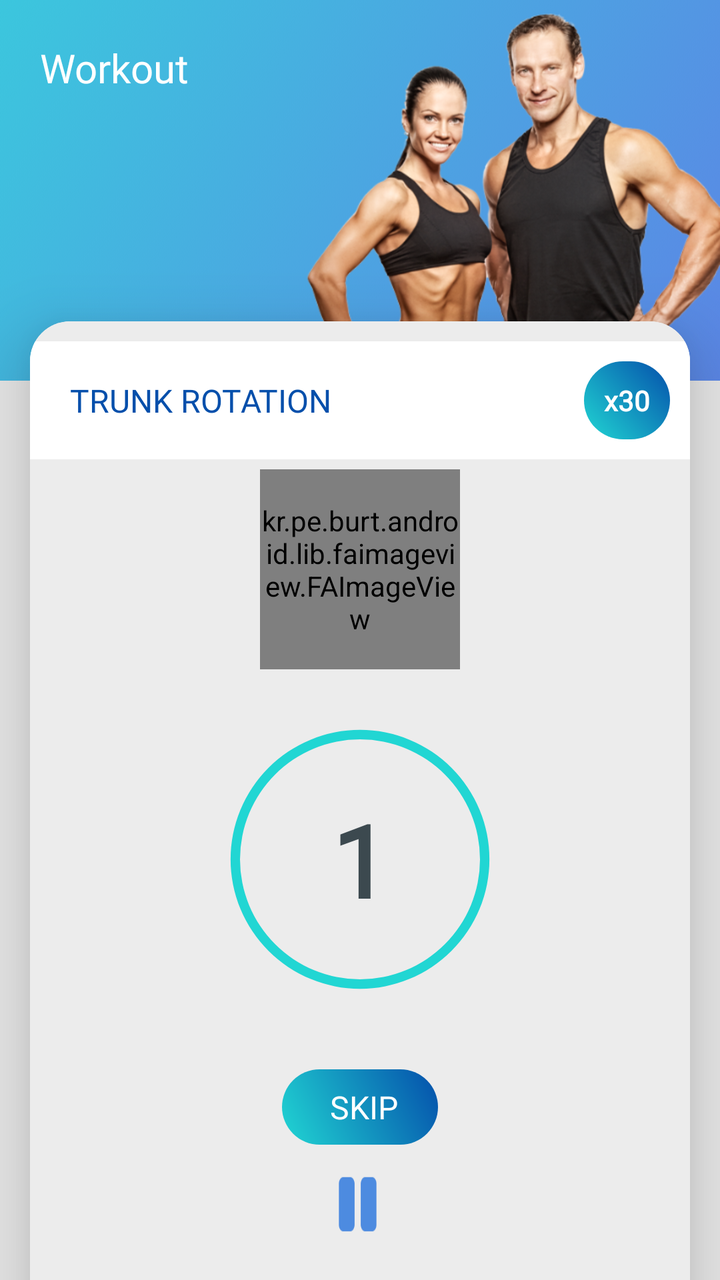
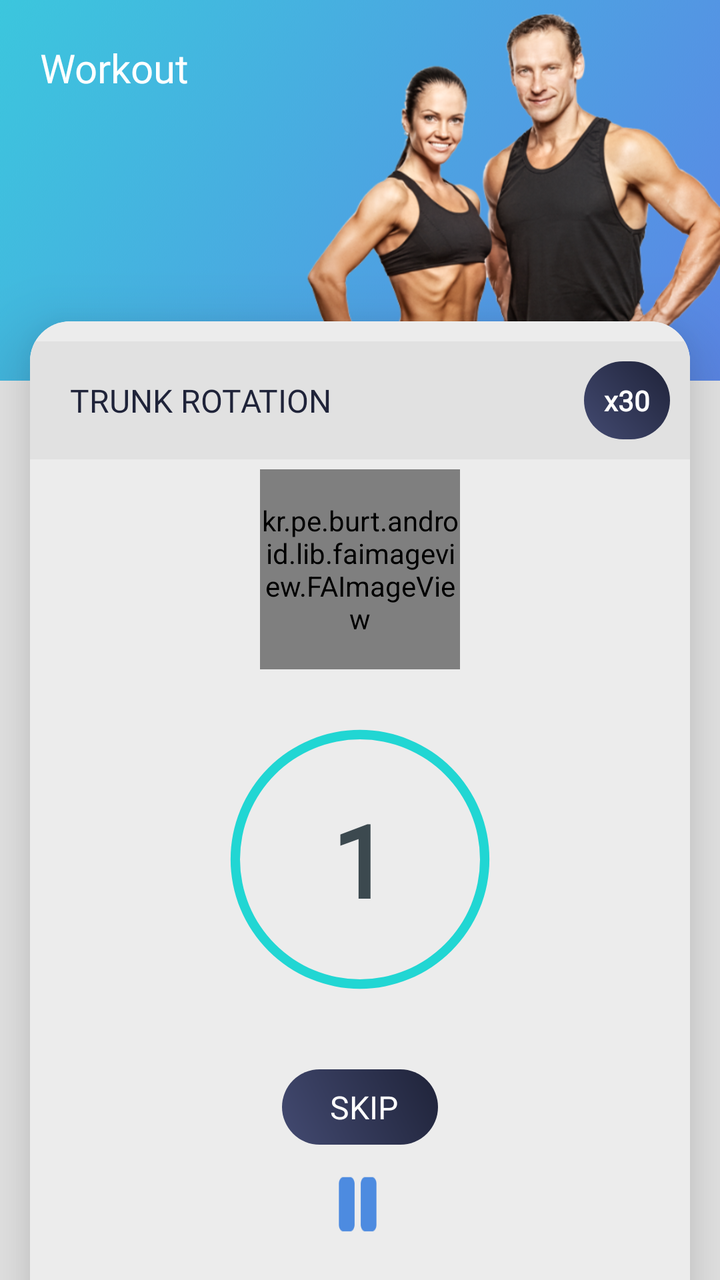

Two renders of the same Android screen: before a commit and after it. Below are the layout's source before the change and the commit's diff.
<!-- AndroidManifest.xml: application theme AppTheme -->
<!-- res/layout/rest_layout.xml -->
<?xml version="1.0" encoding="utf-8"?>
<androidx.coordinatorlayout.widget.CoordinatorLayout xmlns:android="http://schemas.android.com/apk/res/android"
    xmlns:aapt="http://schemas.android.com/aapt"
    xmlns:app="http://schemas.android.com/apk/res-auto"
    android:id="@+id/restScreen"
    android:layout_width="match_parent"
    android:layout_height="match_parent"
    android:background="@color/gray_color">

    <RelativeLayout
        android:layout_width="match_parent"
        android:layout_height="match_parent">

    <com.google.android.material.appbar.AppBarLayout
        android:id="@+id/appBarLayout1"
        android:layout_width="match_parent"
        android:layout_height="wrap_content"
        android:layout_marginTop="-30dp"
        android:background="@mipmap/workout_banner"
        android:fitsSystemWindows="true">

        <androidx.appcompat.widget.Toolbar
            android:id="@+id/toolbarrest"
            android:layout_width="wrap_content"
            android:layout_height="?attr/actionBarSize"
            android:layout_gravity="center"
            android:layout_marginTop="30dp"
            android:fontFamily="@font/robotomedium"
            android:gravity="center_vertical"
            app:layout_collapseMode="pin"
            android:visibility="gone"
            app:layout_scrollFlags="enterAlways|scroll"
            app:title="Try New Health Apps"
            app:titleTextColor="@color/colorAccent" />

        <TextView
            android:layout_width="match_parent"
            android:layout_height="wrap_content"
            android:layout_marginTop="50dp"
            android:text="Workout"
            android:layout_marginLeft="20dp"
            android:textSize="20dp"
            android:textColor="@color/white"
            android:fontFamily="@font/gothic"
            android:textStyle=""/>



    </com.google.android.material.appbar.AppBarLayout>

    <androidx.cardview.widget.CardView
        android:id="@+id/cardviewone"

        android:layout_width="match_parent"
        android:layout_height="match_parent"
        android:layout_marginLeft="@dimen/text_15"
        android:layout_below="@+id/appBarLayout1"
        android:layout_marginTop="-30dp"
        android:layout_marginBottom="-20dp"
        android:layout_marginRight="@dimen/text_15"
        android:orientation="horizontal"
        app:cardCornerRadius="20dp"
        app:cardElevation="20dip">

        <com.google.android.material.appbar.CollapsingToolbarLayout
            android:id="@+id/collapsingLayout"
            android:layout_width="match_parent"
            android:layout_height="match_parent"
            android:background="#ececec"
            app:expandedTitleGravity="bottom|center"
            app:expandedTitleMarginBottom="20dp"
            app:layout_scrollFlags="exitUntilCollapsed|scroll"
            app:titleEnabled="true">

            <ScrollView
                android:layout_width="match_parent"
                android:layout_height="match_parent"
                android:layout_marginBottom="10dp"
                android:orientation="vertical">

                <LinearLayout
                    android:id="@+id/layout"
                    android:layout_width="match_parent"
                    android:layout_height="match_parent"
                    android:orientation="vertical">

                    <RelativeLayout
                        android:layout_width="match_parent"
                        android:layout_height="wrap_content"
                        android:background="#ffffff"
                        android:layout_marginTop="10dp"
                        >

                        <LinearLayout
                            android:layout_width="wrap_content"
                            android:layout_height="match_parent"
                            android:layout_gravity="center"
                            android:layout_centerVertical="true"
                            android:orientation="vertical">


                            <TextView
                                android:id="@+id/nextExerciseName"
                                android:layout_width="wrap_content"
                                android:layout_height="wrap_content"
                                android:layout_marginLeft="20dp"
                                android:fontFamily="@font/robotomedium"
                                android:text="TRUNK ROTATION"
                                android:textColor="@color/colorPrimaryDark"
                                android:textSize="16sp" />


                        </LinearLayout>

                        <TextView
                            android:id="@+id/nextExerciseCycles"
                            android:layout_width="wrap_content"
                            android:layout_height="wrap_content"
                            android:layout_marginLeft="20dp"
                            android:layout_marginBottom="20dp"
                            android:layout_gravity="center"
                            android:layout_centerVertical="true"
                            android:layout_marginRight="10dp"
                            android:padding="10dp"
                            android:background="@drawable/a3_grad"
                            android:layout_alignParentRight="true"
                            android:fontFamily="@font/robotomedium"
                            android:text="x30"
                            android:textColor="@color/white"
                            android:textSize="14sp"
                            android:textStyle="bold" />

                    </RelativeLayout>


                    <kr.pe.burt.android.lib.faimageview.FAImageView
                        android:id="@+id/nextExercisAnimation"
                        android:layout_width="100dp"
                        android:layout_height="100dp"
                        android:layout_gravity="center"
                        android:layout_marginTop="5dp" />

                    <RelativeLayout
                        android:layout_width="match_parent"
                        android:layout_height="wrap_content"
                        android:layout_marginTop="5dp">



                        <FrameLayout
                            android:layout_width="match_parent"
                            android:layout_height="180dp"
                            android:layout_centerInParent="true">

                            <ProgressBar
                                android:id="@+id/rest_timer"
                                style="@style/Base.Widget.AppCompat.ProgressBar.Horizontal"
                                android:layout_width="match_parent"
                                android:layout_height="match_parent"
                                android:layout_gravity="center"
                                android:indeterminate="false"
                                android:progressDrawable="@drawable/shape_startex" />

                            <TextView
                                android:id="@+id/rest_counting"
                                android:layout_width="wrap_content"
                                android:layout_height="wrap_content"
                                android:layout_gravity="center"
                                android:fontFamily="@font/robotomedium"
                                android:text="1"
                                android:textColor="@color/mainactivity_text"
                                android:textSize="50dp"
                                android:textStyle="bold" />
                        </FrameLayout>


                    </RelativeLayout>

                    <TextView
                        android:id="@+id/skipRestTime"
                        android:layout_width="wrap_content"
                        android:layout_height="wrap_content"
                        android:textAlignment="center"
                        android:layout_gravity="center"
                        android:layout_alignParentBottom="true"
                        android:layout_marginTop="15dp"
                        android:fontFamily="@font/robotomedium"
                        android:gravity="center"
                        android:background="@drawable/a3_grad"
                        android:text="    SKIP   "
                        android:typeface="serif"
                        android:padding="8dp"
                        android:textColor="@color/white"
                        android:textSize="16dp" />

                    <RelativeLayout
                        android:layout_width="wrap_content"
                        android:gravity="center"
                        android:layout_marginLeft="10dp"
                        android:layout_marginTop="10dp"
                        android:layout_height="wrap_content">
                    <ImageView
                        android:id="@+id/pauseRestTime"
                        android:layout_width="25dp"
                        android:layout_height="40dp"
                        android:layout_alignParentRight="true"
                        android:layout_marginRight="12dp"
                        android:background="@drawable/pause" />

                    <ImageView
                        android:id="@+id/resumeRestTime"
                        android:layout_width="30dp"
                        android:layout_height="35dp"
                        android:layout_alignParentRight="true"
                        android:layout_marginRight="12dp"
                        android:background="@drawable/play"
                        android:visibility="gone" />

                    </RelativeLayout>
                    <LinearLayout
                        android:id="@+id/nativeAdContainer"
                        android:layout_width="match_parent"
                        android:layout_height="wrap_content"
                        android:layout_below="@+id/description_exDetail"
                        android:layout_marginTop="20dp"
                        android:background="@drawable/shape_roundedwhite"
                        android:orientation="vertical"
                        android:paddingTop="3dp"
                        android:paddingBottom="0dp"
                        android:visibility="gone" />
                </LinearLayout>
            </ScrollView>
        </com.google.android.material.appbar.CollapsingToolbarLayout>
    </androidx.cardview.widget.CardView>
    </RelativeLayout>
    <LinearLayout
        android:id="@+id/layoutContainer"
        android:layout_width="match_parent"
        android:layout_height="match_parent"
        android:background="#10000000"
        android:orientation="horizontal"
        android:visibility="gone" />


</androidx.coordinatorlayout.widget.CoordinatorLayout>
<!-- resources referenced by this layout -->
<resources>
  <color name="colorAccent">#03DAC5</color>
  <color name="colorPrimaryDark">#044fab</color>
  <color name="gray_color">#E6E6E6</color>
  <color name="mainactivity_text">#ff3c494f</color>
  <color name="white">#ffffff</color>
  <dimen name="text_15">15sp</dimen>
  <!-- drawable a3_grad (drawable) -->
  <?xml version="1.0" encoding="utf-8"?>
  <shape xmlns:android="http://schemas.android.com/apk/res/android">
      <gradient
          android:angle="225"
          android:endColor="#21d6d3"
          android:startColor="#044fab" />
  
      <corners android:radius="200dp"/>
      
  </shape>
  <!-- drawable pause: png bitmap (drawable, 403 bytes) -->
  <!-- drawable play: png bitmap (drawable, 1049 bytes) -->
  <!-- drawable shape_roundedwhite (drawable) -->
  <?xml version="1.0" encoding="utf-8"?>
  <shape android:shape="rectangle"
    xmlns:android="http://schemas.android.com/apk/res/android">
      <solid android:color="@color/white" />
      <stroke android:width="2.0dip" android:color="#ffdcdcdc" />
      <padding android:left="5.0dip" android:top="5.0dip" android:right="5.0dip" android:bottom="5.0dip" />
      <corners android:radius="8.0dip" />
  </shape>
  <!-- drawable shape_startex (drawable) -->
  <?xml version="1.0" encoding="utf-8"?>
  <layer-list xmlns:android="http://schemas.android.com/apk/res/android">
      <item android:id="@android:id/secondaryProgress">
          <shape
              android:innerRadiusRatio="5.5"
              android:shape="ring"
              android:thicknessRatio="70.0"
              android:useLevel="false">
              <gradient
                  android:centerColor="#21d6d3"
                  android:endColor="#21d6d3"
                  android:startColor="#21d6d3"
                  android:type="sweep" />
          </shape>
      </item>
      <item android:id="@android:id/progress">
          <rotate
              android:fromDegrees="270.0"
              android:pivotX="50.0%"
              android:pivotY="50.0%"
              android:toDegrees="270.0">
              <shape
                  android:innerRadiusRatio="5.5"
                  android:shape="ring"
                  android:thicknessRatio="70.0"
                  android:useLevel="true">
                  <rotate
                      android:fromDegrees="270.0"
                      android:pivotX="50.0%"
                      android:pivotY="50.0%"
                      android:toDegrees="270.0" />
                  <gradient
                      android:centerColor="#BBE1EB"
                      android:endColor="#BBE1EB"
                      android:startColor="#BBE1EB"
                      android:type="sweep" />
              </shape>
          </rotate>
      </item>
  </layer-list>
  <!-- mipmap workout_banner: png bitmap (mipmap-xhdpi, 248915 bytes) -->
  <style name="AppTheme" parent="Theme.AppCompat.Light.DarkActionBar">
          
          <item name="colorPrimary">@color/colorPrimary</item>
          <item name="colorPrimaryDark">@color/colorPrimaryDark</item>
          <item name="colorAccent">@color/colorAccent</item>
      </style>
  <color name="colorPrimary">#36D1DC</color>
</resources>

<!-- the commit's change to res/layout/rest_layout.xml (unified diff, before → after) -->
@@ -87,7 +87,7 @@
                     <RelativeLayout
                         android:layout_width="match_parent"
                         android:layout_height="wrap_content"
-                        android:background="#ffffff"
+                        android:background="#e1e1e1"
                         android:layout_marginTop="10dp"
                         >
 
<!-- resource entries referenced after the edit -->
@@ -1,7 +1,7 @@
 <!-- resources referenced by this layout -->
 <resources>
-  <color name="colorAccent">#03DAC5</color>
-  <color name="colorPrimaryDark">#044fab</color>
+  <color name="colorAccent">#1F2339</color>
+  <color name="colorPrimaryDark">#1F2339</color>
   <color name="gray_color">#E6E6E6</color>
   <color name="mainactivity_text">#ff3c494f</color>
   <color name="white">#ffffff</color>
@@ -9,13 +9,13 @@
   <!-- drawable a3_grad (drawable) -->
   <?xml version="1.0" encoding="utf-8"?>
   <shape xmlns:android="http://schemas.android.com/apk/res/android">
-      <gradient
-          android:angle="225"
-          android:endColor="#21d6d3"
-          android:startColor="#044fab" />
+  <gradient
+      android:angle="225"
+      android:endColor="#434A71"
+      android:startColor="#1F2339" />
   
-      <corners android:radius="200dp"/>
-      
+  <corners android:radius="200dp"/>
+  
   </shape>
   <!-- drawable pause: png bitmap (drawable, 403 bytes) -->
   <!-- drawable play: png bitmap (drawable, 1049 bytes) -->
@@ -76,6 +76,6 @@
           <item name="colorPrimaryDark">@color/colorPrimaryDark</item>
           <item name="colorAccent">@color/colorAccent</item>
       </style>
-  <color name="colorPrimary">#36D1DC</color>
+  <color name="colorPrimary">#434A71</color>
 </resources>
 
